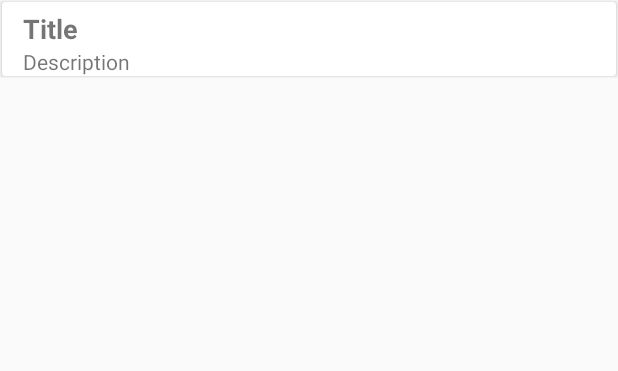
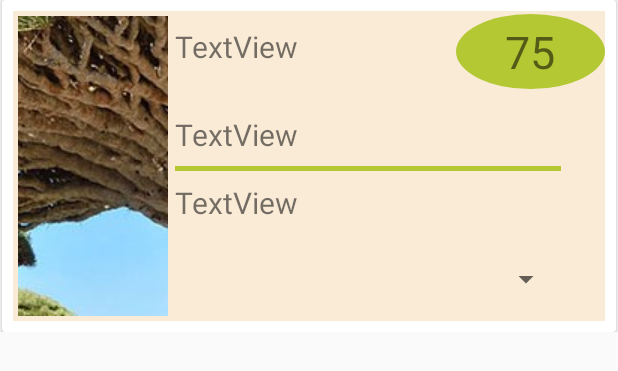
Before and after one commit to Jahidul007/Product-Ratings-Analysis-Based-On-Online-User-Ratings, an Android app: the layout item_list.xml on its own in the app's theme, with its tools: preview values and no code run, on a phone screen of 412 x 824 dp. Shown: the top 371 px of the screen. Run offline under Robolectric (Android 15) with nearby library versions, the phone set to English and light mode, and no system bars.

Commit message:
initial commit

```diff
--- a/app/build.gradle
+++ b/app/build.gradle
@@ -33,4 +33,5 @@ dependencies {
     implementation 'com.squareup.picasso:picasso:2.3.2'
     implementation 'com.nineoldandroids:library:2.4.0'
     implementation 'com.daimajia.slider:library:1.1.5@aar'
+    implementation 'com.weiwangcn.betterspinner:library-material:1.1.0'
 }
--- a/app/src/main/java/com/jahid/productratings/MainActivity.java
+++ b/app/src/main/java/com/jahid/productratings/MainActivity.java
@@ -179,8 +179,8 @@ public class MainActivity extends AppCompatActivity
             intent.putExtra("address", "www.flipkart.com");
             startActivity(intent);
         } else if (id == R.id.nav_gallery) {
-
-
+            Intent intent = new Intent(getApplicationContext(), ProductActivity.class);
+            startActivity(intent);
         } else if (id == R.id.nav_slideshow) {
 
         } else if (id == R.id.nav_manage) {
--- /dev/null
+++ b/app/src/main/res/drawable/oval.xml
@@ -0,0 +1,14 @@
+<?xml version="1.0" encoding="utf-8"?>
+<selector xmlns:android="http://schemas.android.com/apk/res/android">
+
+    <item android:state_pressed="false">
+        <shape android:shape="oval">
+            <solid android:color="@color/google"/>
+        </shape>
+    </item>
+    <item android:state_pressed="true">
+        <shape android:shape="oval">
+            <solid android:color="@color/google"/>
+        </shape>
+    </item>
+</selector>
--- a/app/src/main/res/layout/activity_product.xml
+++ b/app/src/main/res/layout/activity_product.xml
@@ -4,6 +4,7 @@
     xmlns:tools="http://schemas.android.com/tools"
     android:layout_width="match_parent"
     android:layout_height="match_parent"
+    android:background="@color/offWhite"
     tools:context=".ProductActivity">
 
 
@@ -13,4 +14,5 @@
         android:layout_height="match_parent"
         android:layout_alignParentStart="true"
         android:layout_alignParentTop="true" />
+    <include layout="@layout/item_list" />
 </RelativeLayout>
--- a/app/src/main/res/layout/category_layout.xml
+++ b/app/src/main/res/layout/category_layout.xml
@@ -30,7 +30,7 @@
         android:layout_marginBottom="2dp"
         android:gravity="center"
         android:textColor="@color/white"
-        android:background="@drawable/round"
+        android:background="@drawable/circle"
         android:text="50"
         android:textSize="20sp"/>
 </LinearLayout>
--- a/app/src/main/res/layout/item_list.xml
+++ b/app/src/main/res/layout/item_list.xml
@@ -1,5 +1,6 @@
 <?xml version="1.0" encoding="utf-8"?>
 <RelativeLayout xmlns:android="http://schemas.android.com/apk/res/android"
+    xmlns:tools="http://schemas.android.com/tools"
     android:layout_width="match_parent"
     android:layout_height="wrap_content">
 
@@ -7,33 +8,91 @@
         android:id="@+id/cardView"
         android:layout_width="match_parent"
         android:layout_height="wrap_content"
-        android:layout_margin="@dimen/cardview_compat_inset_shadow"
-        android:layout_marginLeft="@dimen/cardview_compat_inset_shadow">
+        android:layout_alignParentTop="true"
+        android:layout_marginStart="@dimen/cardview_compat_inset_shadow"
+        android:layout_marginLeft="@dimen/cardview_compat_inset_shadow"
+        android:layout_marginEnd="@dimen/cardview_compat_inset_shadow">
 
-        <LinearLayout
+
+        <RelativeLayout
             android:layout_width="match_parent"
-            android:layout_height="match_parent"
-            android:orientation="vertical"
-            android:paddingLeft="14dp"
-            android:paddingTop="5dp">
+            android:layout_height="wrap_content"
+            android:layout_margin="7dp"
+            android:background="@color/offWhite">
+
+            <ImageView
+                android:id="@+id/mobile_image"
+                android:layout_width="100dp"
+                android:layout_height="200dp"
+                android:layout_margin="3dp"
+                android:backgroundTintMode="@color/google"
+                android:src="@drawable/pic" />
 
             <TextView
-                android:id="@+id/router_name"
-                android:layout_width="wrap_content"
-                android:layout_height="wrap_content"
-                android:layout_weight="1"
-                android:text="Title"
-                android:textSize="18sp"
-                android:textStyle="bold" />
+                android:id="@+id/title"
+                android:layout_width="185dp"
+                android:layout_height="48dp"
+                android:layout_marginStart="108dp"
+                android:layout_marginTop="10dp"
+                android:gravity="start"
+                android:text="TextView"
+                android:textSize="20sp" />
 
             <TextView
-                android:id="@+id/router_address_id"
-                android:layout_width="wrap_content"
-                android:layout_height="wrap_content"
-                android:layout_weight="1"
-                android:text="Description" />
-        </LinearLayout>
+                android:id="@+id/score"
+                android:layout_width="100dp"
+                android:layout_height="50dp"
+                android:layout_marginStart="2dp"
+                android:layout_marginTop="2dp"
+                android:layout_marginRight="2dp"
+                android:layout_toEndOf="@+id/title"
+                android:background="@drawable/oval"
+                android:gravity="center"
+                android:text="75"
+                android:textAlignment="center"
+                android:textSize="30sp" />
+
+            <LinearLayout
+                android:id="@+id/linearLayout"
+                android:layout_width="257dp"
+                android:layout_height="89dp"
+                android:layout_marginStart="108dp"
+                android:layout_marginTop="61dp"
+                android:layout_marginEnd="7dp"
+                android:orientation="vertical">
+
+                <TextView
+                    android:id="@+id/walmart_text"
+                    android:layout_width="match_parent"
+                    android:layout_height="42dp"
+                    android:gravity="fill"
+                    android:text="TextView"
+                    android:textSize="20sp" />
+
+                <View
+                    android:id="@+id/divider"
+                    android:layout_width="match_parent"
+                    android:layout_height="3dp"
+                    android:layout_weight="0"
+                    android:background="@color/google" />
+
+                <TextView
+                    android:id="@+id/flipkart_text"
+                    android:layout_width="match_parent"
+                    android:layout_height="42dp"
+                    android:gravity="fill"
+                    android:text="TextView"
+                    android:textSize="20sp" />
+            </LinearLayout>
+
+            <Spinner
+                android:id="@+id/spinner"
+                android:layout_width="258dp"
+                android:layout_height="50dp"
+                android:layout_below="@+id/linearLayout"
+                android:layout_marginStart="108dp"
+                android:layout_marginTop="3dp"
+                android:textColorHint="#05ab9a" />
+        </RelativeLayout>
     </android.support.v7.widget.CardView>
-
-
 </RelativeLayout>
```
Also changed, not shown: app/src/main/java/com/jahid/productratings/product/ProductAdapter.java (+92 -0 lines), app/src/main/res/values/styles.xml (+11 -0 lines), app/src/main/res/drawable-v24/pic.jpg (added), app/src/main/res/drawable/circle.xml (line endings or trailing spaces).
